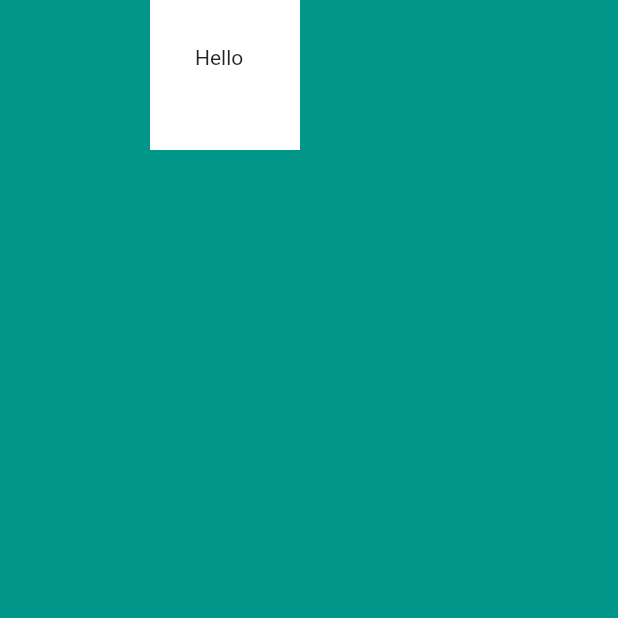
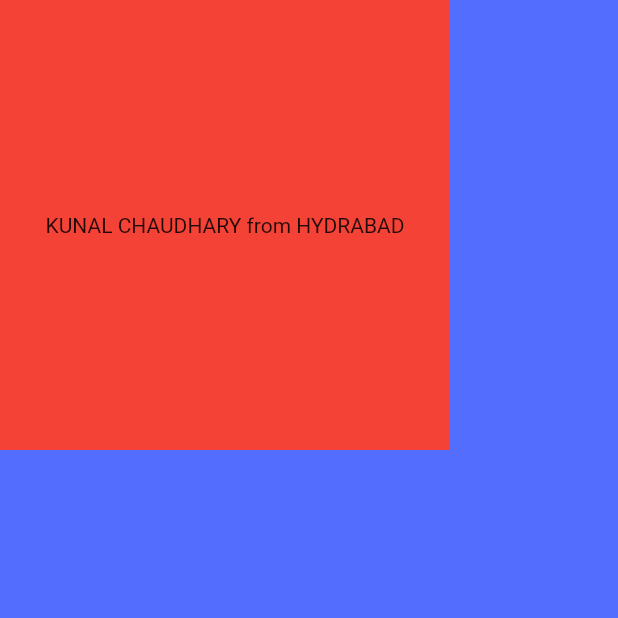
Before and after one commit to sonu1509/flutter, a Flutter app: the screen it shows after launch, on a phone screen of 412 x 824 dp, the top half of it. Run offline on Flutter 3.47's test engine with Material 2 defaults, Android fonts, the phone set to English and light mode, and no system bars; missing offline and left inert: dart:ffi.

Commit message:
Commit 1

```diff
--- a/lib/main.dart
+++ b/lib/main.dart
@@ -1,3 +1,5 @@
+import 'dart:ffi';
+
 import 'package:flutter/material.dart';
 
 void main() {
@@ -8,19 +10,22 @@ class MyApp extends StatelessWidget {
   Widget build(BuildContext context) {
     return MaterialApp(
       home: Scaffold(
-        backgroundColor: Colors.teal,
+        backgroundColor: Colors.indigoAccent,
         body: SafeArea(
-          child: Container(
-            height: 100.0,
-            width: 100.0,
-            margin: EdgeInsets.only(left: 100.0),
-            padding: EdgeInsets.all(30.0),
-            color: Colors.white,
-            child: Text('Hello'),
+          child: Column(
+            children: <Widget>[
+              Container(
+                height: 300.0,
+                width: 300.0,
+                color: Colors.red,
+                child: Center(
+                  child: Text('KUNAL CHAUDHARY from HYDRABAD'),
+                ),
+              ),
+            ],
           ),
         ),
       ),
-
     );
   }
 }
```
